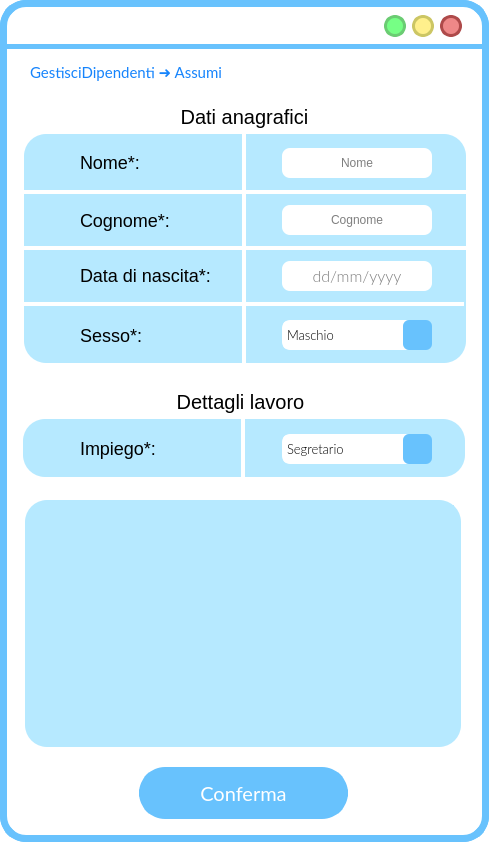
Qt form ui/VistaAssumi.ui (SbattellaMattia/SoftwareEngineering) before a commit.
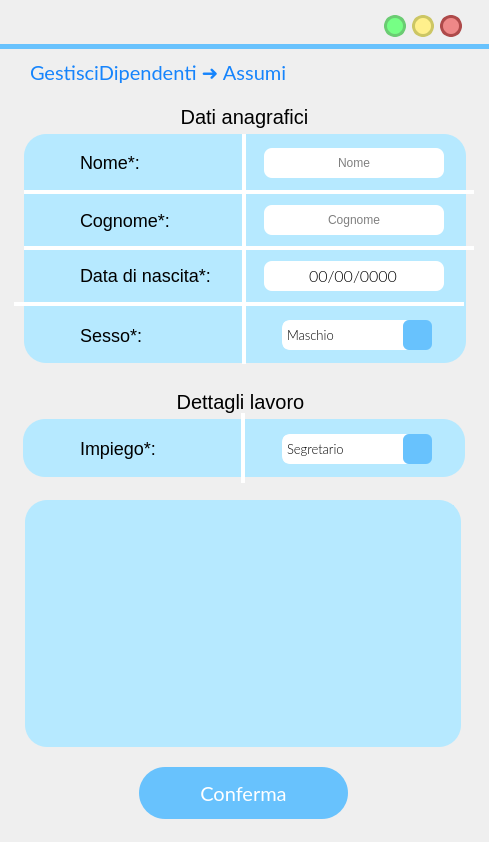
The same form after that commit. Icons and pictures are not drawn.

```diff
--- a/ui/VistaAssumi.ui
+++ b/ui/VistaAssumi.ui
@@ -14,17 +14,7 @@
    <string>MainWindow</string>
   </property>
   <property name="styleSheet">
-   <string notr="true">QWidget{
-background:rgb(255, 255, 255);
-border-radius:26px;
-border-color:rgb(104, 194, 253);
-border-style: solid;
-border-width:7;
-}
-QLabel{
-border-width:0;
-font: 18pt &quot;Lato Light&quot;;
-}</string>
+   <string notr="true"/>
   </property>
   <widget class="QWidget" name="centralwidget">
    <widget class="QPushButton" name="pushButton_3">
@@ -606,7 +596,7 @@
 font: 16pt &quot;Lato&quot;;</string>
     </property>
     <property name="text">
-     <string>&lt;html&gt;&lt;head/&gt;&lt;body&gt;&lt;p&gt;&lt;span style=&quot; font-size:11pt;&quot;&gt;GestisciDipendenti ➜ Assumi&lt;/span&gt;&lt;/p&gt;&lt;/body&gt;&lt;/html&gt;</string>
+     <string>GestisciDipendenti ➜ Assumi</string>
     </property>
    </widget>
    <widget class="QLabel" name="label_13">
@@ -1301,9 +1291,9 @@
    <widget class="QLineEdit" name="dataLineEdit">
     <property name="geometry">
      <rect>
-      <x>282</x>
+      <x>264</x>
       <y>261</y>
-      <width>150</width>
+      <width>180</width>
       <height>30</height>
      </rect>
     </property>
@@ -1333,8 +1323,11 @@
 border-width:3;
 }</string>
     </property>
+    <property name="inputMask">
+     <string>00/00/0000;0</string>
+    </property>
     <property name="text">
-     <string/>
+     <string>//</string>
     </property>
     <property name="alignment">
      <set>Qt::AlignCenter</set>
@@ -1346,9 +1339,9 @@
    <widget class="QLineEdit" name="cognomeLineEdit">
     <property name="geometry">
      <rect>
-      <x>282</x>
+      <x>264</x>
       <y>205</y>
-      <width>150</width>
+      <width>180</width>
       <height>30</height>
      </rect>
     </property>
@@ -1382,9 +1375,9 @@
    <widget class="QLineEdit" name="nomelineEdit">
     <property name="geometry">
      <rect>
-      <x>282</x>
+      <x>264</x>
       <y>148</y>
-      <width>150</width>
+      <width>180</width>
       <height>30</height>
      </rect>
     </property>
```
